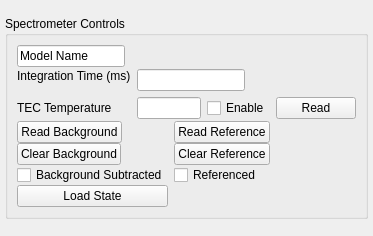
Qt form nplab/instrument/spectrometer/ocean_optics_controls.ui (nanophotonics/nplab) before a commit.
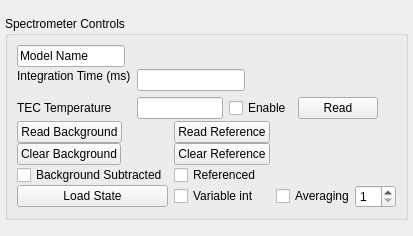
The same form after that commit.

The edit to the form file:
```diff
--- a/nplab/instrument/spectrometer/ocean_optics_controls.ui
+++ b/nplab/instrument/spectrometer/ocean_optics_controls.ui
@@ -274,6 +274,31 @@
           </property>
          </widget>
         </item>
+        <item row="3" column="1">
+         <widget class="QCheckBox" name="Variable_int">
+          <property name="text">
+           <string>Variable int</string>
+          </property>
+         </widget>
+        </item>
+        <item row="3" column="3">
+         <layout class="QHBoxLayout" name="averaging_horizontalLayout">
+          <item>
+           <widget class="QCheckBox" name="average_checkBox">
+            <property name="text">
+             <string>Averaging</string>
+            </property>
+           </widget>
+          </item>
+          <item>
+           <widget class="QSpinBox" name="Average_spinBox">
+            <property name="minimum">
+             <number>1</number>
+            </property>
+           </widget>
+          </item>
+         </layout>
+        </item>
        </layout>
       </item>
      </layout>
```
Left out of the diff: 11 changed lines with no effect on the pictures.
